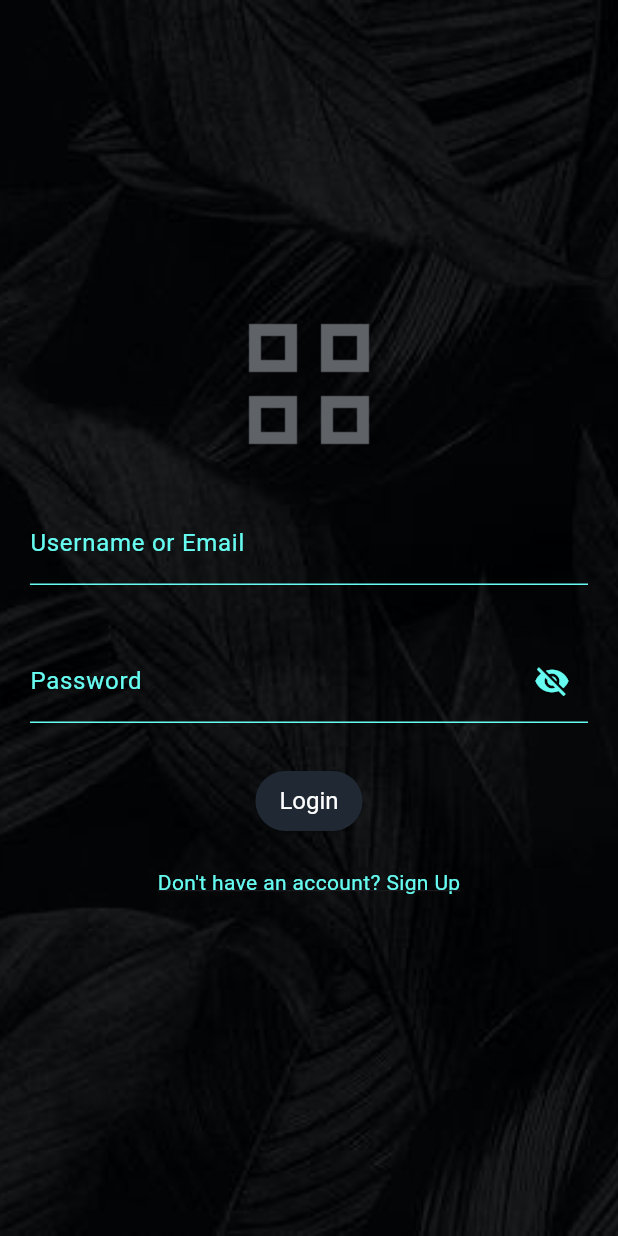
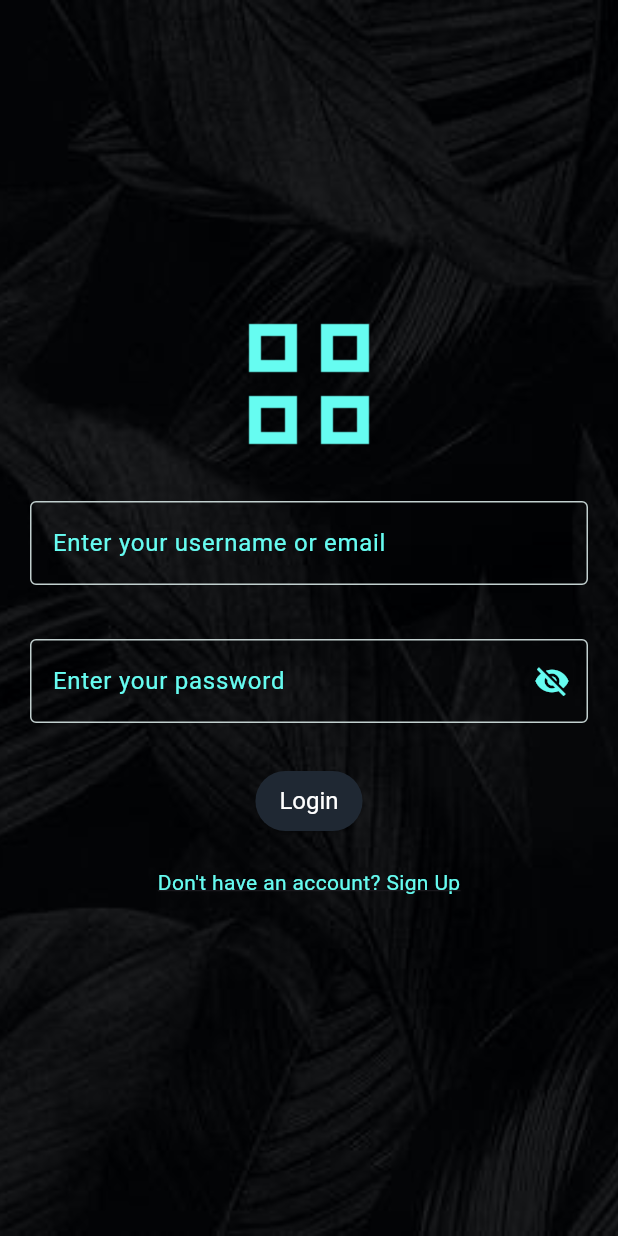
Before and after one commit to chandaanucc/FILESHARE, a Flutter app: the screen it shows after launch, after a tap on "Already a User? Login", on a phone screen of 412 x 824 dp. Run offline on Flutter 3.47's test engine with Material 3 defaults, Android fonts, the light colour scheme and no system bars; our stand-ins replace file_picker; missing offline and left inert: flutter_pdfview.

Commit message:
ui_adjustments

```diff
--- a/lib/app.dart
+++ b/lib/app.dart
@@ -13,7 +13,7 @@ class App extends StatelessWidget {
         theme: ThemeData(
           primarySwatch: Colors.blue,
         ),
-        home:  const Scaffold(
+        home:  Scaffold(
           body: Center(
             child:SplashScreenState()
             )
--- a/lib/loginscreen/login_page.dart
+++ b/lib/loginscreen/login_page.dart
@@ -1,9 +1,8 @@
-// ignore_for_file: unused_field, library_private_types_in_public_api
+// ignore_for_file: library_private_types_in_public_api
 
+import 'package:flutter/material.dart';
 import 'package:share_plus/dashboard/homescreen.dart';
 import 'package:share_plus/signupscreen/signup.dart';
-import 'package:flutter/material.dart';
-// import '../utils/validators.dart';
 import '../widgets/custom_button.dart';
 import '../widgets/custom_text_field.dart';
 
@@ -55,7 +54,8 @@ class _LoginScreenState extends State<LoginScreen> {
     } else {
       ScaffoldMessenger.of(context).showSnackBar(
         const SnackBar(
-            content: Text('Please fix the errors in red before submitting.')),
+          content: Text('Please fix the errors in red before submitting.'),
+        ),
       );
     }
   }
@@ -71,8 +71,7 @@ class _LoginScreenState extends State<LoginScreen> {
       body: Container(
         decoration: const BoxDecoration(
           image: DecorationImage(
-            image: AssetImage(
-                "assets/background/background.jpeg"), // Replace with your background image
+            image: AssetImage("assets/background/background.jpeg"),
             fit: BoxFit.cover,
           ),
         ),
@@ -84,8 +83,9 @@ class _LoginScreenState extends State<LoginScreen> {
                 mainAxisAlignment: MainAxisAlignment.center,
                 children: [
                   Image.asset(
-                    'assets/flags/homelogo.png', // Replace with your logo image
+                    'assets/flags/homelogo.png',
                     height: 100,
+                    color: const Color(0xFF66FCF1),
                   ),
                   const SizedBox(height: 20),
                   SizedBox(
@@ -96,27 +96,28 @@ class _LoginScreenState extends State<LoginScreen> {
                         children: [
                           CustomTextField(
                             controller: _usernameController,
-                            labelText: 'Username or Email',
                             hintText: 'Enter your username or email',
-                            // validator: validateEmailOrUsername,
+                            // validator: (value) {
+                            //   if (value == null || value.isEmpty) {
+                            //     return 'Please enter a username or email';
+                            //   }
+                            //   return null;
+                            // },
                             onSaved: (value) {
                               _username = value ?? '';
                             },
-                            labelStyle:
-                                const TextStyle(color: Color(0xFF66FCF1)),
-                            textStyle:
-                                const TextStyle(color: Color(0xFF66FCF1)),
-                            enabledBorder: const UnderlineInputBorder(
-                              borderSide: BorderSide(color: Color(0xFF66FCF1)),
-                            ),
                           ),
                           const SizedBox(height: 20),
                           CustomTextField(
                             controller: _passwordController,
-                            labelText: 'Password',
                             hintText: 'Enter your password',
                             isPassword: !_passwordVisible,
-                            // validator: validatePassword,
+                            // validator: (value) {
+                            //   if (value == null || value.isEmpty) {
+                            //     return 'Please enter a password';
+                            //   }
+                            //   return null;
+                            // },
                             onSaved: (value) {
                               _password = value ?? '';
                             },
@@ -128,13 +129,6 @@ class _LoginScreenState extends State<LoginScreen> {
                                 color: const Color(0xFF66FCF1),
                               ),
                               onPressed: _togglePasswordVisibility,
-                            ),
-                            labelStyle:
-                                const TextStyle(color: Color(0xFF66FCF1)),
-                            textStyle:
-                                const TextStyle(color: Color(0xFF66FCF1)),
-                            enabledBorder: const UnderlineInputBorder(
-                              borderSide: BorderSide(color: Color(0xFF66FCF1)),
                             ),
                           ),
                           const SizedBox(height: 20),
@@ -171,8 +165,7 @@ class _LoginScreenState extends State<LoginScreen> {
                   const SizedBox(height: 20),
                   if (_isLoading)
                     const CircularProgressIndicator(
-                      valueColor:
-                          AlwaysStoppedAnimation<Color>(Color(0xFF66FCF1)),
+                      valueColor: AlwaysStoppedAnimation<Color>(Color(0xFF66FCF1)),
                     ),
                 ],
               ),
--- a/lib/signupscreen/signup.dart
+++ b/lib/signupscreen/signup.dart
@@ -1,7 +1,6 @@
-// ignore_for_file: unused_field, library_private_types_in_public_api
+// ignore_for_file: library_private_types_in_public_api
 
 import 'package:flutter/material.dart';
-// import '../utils/validators.dart';
 import '../widgets/custom_button.dart';
 import '../widgets/custom_text_field.dart';
 import '../loginscreen/login_page.dart';
@@ -15,15 +14,14 @@ class AdminSignupScreen extends StatefulWidget {
 
 class _AdminSignupScreenState extends State<AdminSignupScreen> {
   final _formKey = GlobalKey<FormState>();
+  final _usernameController = TextEditingController();
+  final _emailController = TextEditingController();
   final _passwordController = TextEditingController();
   final _confirmPasswordController = TextEditingController();
   bool _passwordVisible = false;
   bool _isLoading = false;
 
-  String _username = '';
-  String _email = '';
-  String _password = '';
-  String _confirmPassword = '';
+  //String _confirmPassword = '';
   String _role = 'Admin';
 
   void _togglePasswordVisibility() {
@@ -64,6 +62,8 @@ class _AdminSignupScreenState extends State<AdminSignupScreen> {
 
   @override
   void dispose() {
+    _usernameController.dispose();
+    _emailController.dispose();
     _passwordController.dispose();
     _confirmPasswordController.dispose();
     super.dispose();
@@ -80,8 +80,7 @@ class _AdminSignupScreenState extends State<AdminSignupScreen> {
       body: Container(
         decoration: const BoxDecoration(
           image: DecorationImage(
-            image: AssetImage(
-                "assets/background/background.jpeg"), // Replace with your background image
+            image: AssetImage("assets/background/background.jpeg"),
             fit: BoxFit.cover,
           ),
         ),
@@ -92,9 +91,11 @@ class _AdminSignupScreenState extends State<AdminSignupScreen> {
               child: Column(
                 mainAxisAlignment: MainAxisAlignment.center,
                 children: [
+                  const SizedBox(height: 20),
                   Image.asset(
-                    "assets/flags/homelogo.png", // Replace with your logo image
+                    "assets/flags/homelogo.png",
                     height: 100,
+                    color: const Color(0xFF66FCF1),
                   ),
                   const SizedBox(height: 20),
                   SizedBox(
@@ -104,46 +105,19 @@ class _AdminSignupScreenState extends State<AdminSignupScreen> {
                       child: Column(
                         children: [
                           CustomTextField(
-                            labelText: 'Username',
+                            controller: _usernameController,
                             hintText: 'Enter your Username',
-                            // validator: validateUsername,
-                            onSaved: (value) {
-                              _username = value ?? '';
-                            },
-                            labelStyle:
-                                const TextStyle(color: Color(0xFF66FCF1)),
-                            textStyle:
-                                const TextStyle(color: Color(0xFF66FCF1)),
-                            enabledBorder: const UnderlineInputBorder(
-                              borderSide: BorderSide(color: Color(0xFF66FCF1)),
-                            ),
                           ),
                           const SizedBox(height: 20),
                           CustomTextField(
-                            labelText: 'Email',
+                            controller: _emailController,
                             hintText: 'Enter your Email',
-                            // validator: validateEmail,
-                            onSaved: (value) {
-                              _email = value ?? '';
-                            },
-                            labelStyle:
-                                const TextStyle(color: Color(0xFF66FCF1)),
-                            textStyle:
-                                const TextStyle(color: Color(0xFF66FCF1)),
-                            enabledBorder: const UnderlineInputBorder(
-                              borderSide: BorderSide(color: Color(0xFF66FCF1)),
-                            ),
                           ),
                           const SizedBox(height: 20),
                           CustomTextField(
                             controller: _passwordController,
-                            labelText: 'Password',
                             hintText: 'Enter your password',
                             isPassword: !_passwordVisible,
-                            // validator: validatePassword,
-                            onSaved: (value) {
-                              _password = value ?? '';
-                            },
                             suffixIcon: IconButton(
                               icon: Icon(
                                 _passwordVisible
@@ -153,58 +127,29 @@ class _AdminSignupScreenState extends State<AdminSignupScreen> {
                               ),
                               onPressed: _togglePasswordVisibility,
                             ),
-                            labelStyle:
-                                const TextStyle(color: Color(0xFF66FCF1)),
-                            textStyle:
-                                const TextStyle(color: Color(0xFF66FCF1)),
-                            enabledBorder: const UnderlineInputBorder(
-                              borderSide: BorderSide(color: Color(0xFF66FCF1)),
-                            ),
                           ),
                           const SizedBox(height: 20),
                           CustomTextField(
                             controller: _confirmPasswordController,
-                            labelText: 'Confirm Password',
                             hintText: 'Confirm your password',
                             isPassword: !_passwordVisible,
-                            // validator: (value) {
-                            //   if (value == null || value.isEmpty) {
-                            //     return 'Please confirm your password';
-                            //   }
-                            //   if (value != _passwordController.text) {
-                            //     return 'Passwords do not match';
-                            //   }
-                            //   return null;
-                            // },
-                            onSaved: (value) {
-                              _confirmPassword = value ?? '';
-                            },
                             suffixIcon: IconButton(
                               icon: Icon(
-                                  _passwordVisible
-                                      ? Icons.visibility
-                                      : Icons.visibility_off,
-                                  color: const Color(0xFF66FCF1)),
+                                _passwordVisible
+                                    ? Icons.visibility
+                                    : Icons.visibility_off,
+                                color: const Color(0xFF66FCF1),
+                              ),
                               onPressed: _togglePasswordVisibility,
-                            ),
-                            labelStyle:
-                                const TextStyle(color: Color(0xFF66FCF1)),
-                            textStyle:
-                                const TextStyle(color: Color(0xFF66FCF1)),
-                            enabledBorder: const UnderlineInputBorder(
-                              borderSide: BorderSide(color: Color(0xFF66FCF1)),
                             ),
                           ),
                           const SizedBox(height: 20),
                           Row(
+                            mainAxisAlignment: MainAxisAlignment.center,
                             children: [
-                              Expanded(
-                                child: ListTile(
-                                  title: const Text(
-                                    'Admin',
-                                    style: TextStyle(color: Color(0xFF66FCF1)),
-                                  ),
-                                  leading: Radio<String>(
+                              Row(
+                                children: [
+                                  Radio<String>(
                                     value: 'Admin',
                                     groupValue: _role,
                                     onChanged: (String? value) {
@@ -212,18 +157,21 @@ class _AdminSignupScreenState extends State<AdminSignupScreen> {
                                         _role = value!;
                                       });
                                     },
-                                    fillColor: MaterialStateColor.resolveWith(
-                                        (states) => const Color(0xFF66FCF1)),
+                                    fillColor:
+                                        MaterialStateColor.resolveWith(
+                                            (states) =>
+                                                const Color(0xFF66FCF1)),
                                   ),
-                                ),
-                              ),
-                              Expanded(
-                                child: ListTile(
-                                  title: const Text(
-                                    'Associate',
+                                  const Text(
+                                    'Admin',
                                     style: TextStyle(color: Color(0xFF66FCF1)),
                                   ),
-                                  leading: Radio<String>(
+                                ],
+                              ),
+                              const SizedBox(width: 20),
+                              Row(
+                                children: [
+                                  Radio<String>(
                                     value: 'Associate',
                                     groupValue: _role,
                                     onChanged: (String? value) {
@@ -231,10 +179,16 @@ class _AdminSignupScreenState extends State<AdminSignupScreen> {
                                         _role = value!;
                                       });
                                     },
-                                    fillColor: MaterialStateColor.resolveWith(
-                                        (states) => const Color(0xFF66FCF1)),
+                                    fillColor:
+                                        MaterialStateColor.resolveWith(
+                                            (states) =>
+                                                const Color(0xFF66FCF1)),
                                   ),
-                                ),
+                                  const Text(
+                                    'Associate',
+                                    style: TextStyle(color: Color(0xFF66FCF1)),
+                                  ),
+                                ],
                               ),
                             ],
                           ),
@@ -266,16 +220,15 @@ class _AdminSignupScreenState extends State<AdminSignupScreen> {
                             ),
                           ),
                           const SizedBox(height: 20),
+                          if (_isLoading)
+                            const CircularProgressIndicator(
+                              valueColor: AlwaysStoppedAnimation<Color>(
+                                  Color(0xFF66FCF1)),
+                            ),
                         ],
                       ),
                     ),
                   ),
-                  const SizedBox(height: 20),
-                  if (_isLoading)
-                    const CircularProgressIndicator(
-                      valueColor:
-                          AlwaysStoppedAnimation<Color>(Color(0xFF66FCF1)),
-                    ),
                 ],
               ),
             ),
--- a/lib/splashscreen/splash_screen.dart
+++ b/lib/splashscreen/splash_screen.dart
@@ -33,12 +33,17 @@ class _SplashScreenStateState extends State<SplashScreenState> {
           ),
 
         ),
-        child: const Column(
+        child: Column(
           mainAxisAlignment: MainAxisAlignment.center,
           children: [
-            CircularProgressIndicator(color: Color(0xFF66FCF1)),
-            SizedBox(height: 20),
-            Text(
+
+            Image.asset(
+                    "assets/flags/homelogo.png", // Replace with your logo image
+                    color: const Color(0xFF66FCF1) ,
+                    height: 100,
+                  ),
+            const SizedBox(height: 20),
+            const Text(
               'SHAREPLUS',
               style: TextStyle(
                 color: Color(0xFF66FCF1),
@@ -47,6 +52,9 @@ class _SplashScreenStateState extends State<SplashScreenState> {
                 fontFamily: 'Poppins',
               ),
             ),
+            const SizedBox(height: 20),
+            const CircularProgressIndicator(color: Color(0xFF66FCF1)),
+
           ],
         ),
       ),
--- a/lib/widgets/custom_text_field.dart
+++ b/lib/widgets/custom_text_field.dart
@@ -1,7 +1,6 @@
 import 'package:flutter/material.dart';
 
 class CustomTextField extends StatelessWidget {
-  final String labelText;
   final String hintText;
   final bool isPassword;
   final TextEditingController? controller;
@@ -11,16 +10,15 @@ class CustomTextField extends StatelessWidget {
   final Widget? prefixWidget;
 
   const CustomTextField({
-    super.key,
-    required this.labelText,
+    Key? key,
     required this.hintText,
     this.isPassword = false,
     this.controller,
     this.validator,
     this.onSaved,
     this.suffixIcon,
-    this.prefixWidget, required TextStyle labelStyle, required TextStyle textStyle, required UnderlineInputBorder enabledBorder,
-  });
+    this.prefixWidget,
+  }) : super(key: key);
 
   @override
   Widget build(BuildContext context) {
@@ -33,11 +31,11 @@ class CustomTextField extends StatelessWidget {
         onSaved: onSaved,
         style: const TextStyle(color: Color(0xFF66FCF1)), // Text color of the typed text
         decoration: InputDecoration(
-          labelText: labelText,
           hintText: hintText,
-          labelStyle: const TextStyle(color: Color(0xFF66FCF1)), // Label color
-          enabledBorder: const UnderlineInputBorder(
-            borderSide: BorderSide(color: Color(0xFF66FCF1)), // Border color
+          hintStyle: const TextStyle(color: Color(0xFF66FCF1)), // Hint text color
+          enabledBorder: const OutlineInputBorder(
+            borderSide: BorderSide(color: Color.fromARGB(255, 194, 208, 207),width:1,strokeAlign : BorderSide.strokeAlignInside), // Border color
+            gapPadding: 3,
           ),
           suffixIcon: suffixIcon,
           prefixIcon: prefixWidget,
--- a/pubspec.yaml
+++ b/pubspec.yaml
@@ -37,6 +37,7 @@ dependencies:
   cupertino_icons: ^1.0.6
   image_picker: ^1.1.2
   file_picker: ^8.0.4
+  flutter_pdfview: ^1.3.2
 
 dev_dependencies:
   flutter_test:
```
Also changed, not shown: lib/dashboard/uploadscreen.dart (+59 -80 lines), pubspec.lock.
